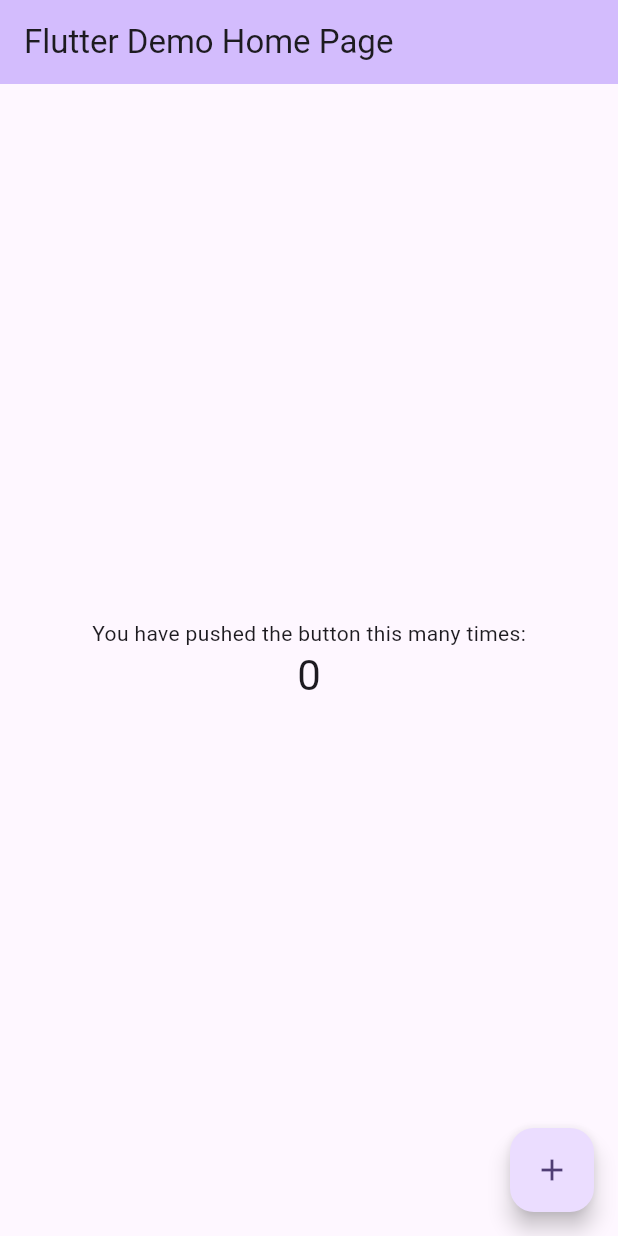
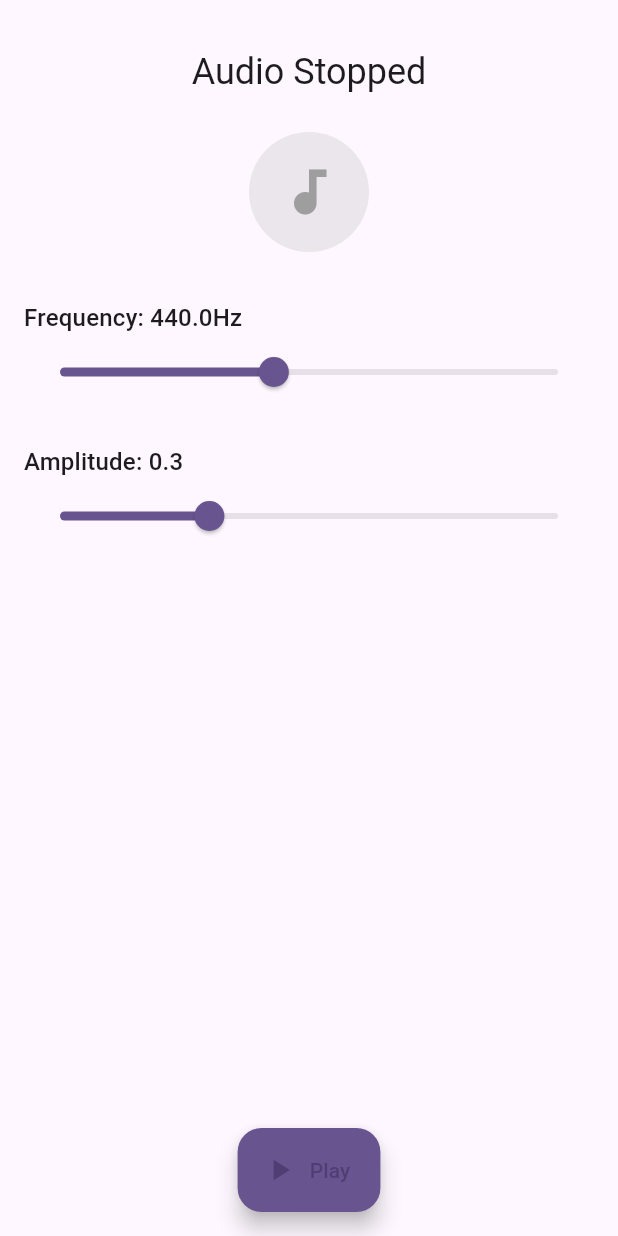
Before and after one commit to adarshchauhan095/audio_engine, a Flutter app: the screen it shows after launch, on a phone screen of 412 x 824 dp. Run offline on Flutter 3.47's test engine with Material 3 defaults, Android fonts, the phone set to English and light mode, and no system bars; missing offline and left inert: dart:ffi.

Commit message:
create frequency and amplitude slider

```diff
--- a/lib/main.dart
+++ b/lib/main.dart
@@ -1,4 +1,5 @@
 import 'package:flutter/material.dart';
+import 'ui/home_screen.dart';
 
 void main() {
   runApp(const MyApp());
@@ -7,116 +8,15 @@ void main() {
 class MyApp extends StatelessWidget {
   const MyApp({super.key});
 
-  // This widget is the root of your application.
   @override
   Widget build(BuildContext context) {
     return MaterialApp(
-      title: 'Flutter Demo',
+      title: 'Oboe + Flutter FFI',
       theme: ThemeData(
-        // This is the theme of your application.
-        //
-        // TRY THIS: Try running your application with "flutter run". You'll see
-        // the application has a purple toolbar. Then, without quitting the app,
-        // try changing the seedColor in the colorScheme below to Colors.green
-        // and then invoke "hot reload" (save your changes or press the "hot
-        // reload" button in a Flutter-supported IDE, or press "r" if you used
-        // the command line to start the app).
-        //
-        // Notice that the counter didn't reset back to zero; the application
-        // state is not lost during the reload. To reset the state, use hot
-        // restart instead.
-        //
-        // This works for code too, not just values: Most code changes can be
-        // tested with just a hot reload.
-        colorScheme: .fromSeed(seedColor: Colors.deepPurple),
+        colorScheme: ColorScheme.fromSeed(seedColor: Colors.deepPurple),
+        useMaterial3: true,
       ),
-      home: const MyHomePage(title: 'Flutter Demo Home Page'),
+      home: const HomeScreen(),
     );
   }
 }
-
-class MyHomePage extends StatefulWidget {
-  const MyHomePage({super.key, required this.title});
-
-  // This widget is the home page of your application. It is stateful, meaning
-  // that it has a State object (defined below) that contains fields that affect
-  // how it looks.
-
-  // This class is the configuration for the state. It holds the values (in this
-  // case the title) provided by the parent (in this case the App widget) and
-  // used by the build method of the State. Fields in a Widget subclass are
-  // always marked "final".
-
-  final String title;
-
-  @override
-  State<MyHomePage> createState() => _MyHomePageState();
-}
-
-class _MyHomePageState extends State<MyHomePage> {
-  int _counter = 0;
-
-  void _incrementCounter() {
-    setState(() {
-      // This call to setState tells the Flutter framework that something has
-      // changed in this State, which causes it to rerun the build method below
-      // so that the display can reflect the updated values. If we changed
-      // _counter without calling setState(), then the build method would not be
-      // called again, and so nothing would appear to happen.
-      _counter++;
-    });
-  }
-
-  @override
-  Widget build(BuildContext context) {
-    // This method is rerun every time setState is called, for instance as done
-    // by the _incrementCounter method above.
-    //
-    // The Flutter framework has been optimized to make rerunning build methods
-    // fast, so that you can just rebuild anything that needs updating rather
-    // than having to individually change instances of widgets.
-    return Scaffold(
-      appBar: AppBar(
-        // TRY THIS: Try changing the color here to a specific color (to
-        // Colors.amber, perhaps?) and trigger a hot reload to see the AppBar
-        // change color while the other colors stay the same.
-        backgroundColor: Theme.of(context).colorScheme.inversePrimary,
-        // Here we take the value from the MyHomePage object that was created by
-        // the App.build method, and use it to set our appbar title.
-        title: Text(widget.title),
-      ),
-      body: Center(
-        // Center is a layout widget. It takes a single child and positions it
-        // in the middle of the parent.
-        child: Column(
-          // Column is also a layout widget. It takes a list of children and
-          // arranges them vertically. By default, it sizes itself to fit its
-          // children horizontally, and tries to be as tall as its parent.
-          //
-          // Column has various properties to control how it sizes itself and
-          // how it positions its children. Here we use mainAxisAlignment to
-          // center the children vertically; the main axis here is the vertical
-          // axis because Columns are vertical (the cross axis would be
-          // horizontal).
-          //
-          // TRY THIS: Invoke "debug painting" (choose the "Toggle Debug Paint"
-          // action in the IDE, or press "p" in the console), to see the
-          // wireframe for each widget.
-          mainAxisAlignment: .center,
-          children: [
-            const Text('You have pushed the button this many times:'),
-            Text(
-              '$_counter',
-              style: Theme.of(context).textTheme.headlineMedium,
-            ),
-          ],
-        ),
-      ),
-      floatingActionButton: FloatingActionButton(
-        onPressed: _incrementCounter,
-        tooltip: 'Increment',
-        child: const Icon(Icons.add),
-      ),
-    );
-  }
-}
--- a/lib/ui/home_screen.dart
+++ b/lib/ui/home_screen.dart
@@ -0,0 +1,236 @@
+import 'dart:ffi';
+import 'dart:io';
+
+import 'package:flutter/material.dart';
+
+// import '../engine/audio_engine.dart';
+// import '../engine/bindings.dart';
+
+class HomeScreen extends StatefulWidget {
+  const HomeScreen({super.key});
+
+  @override
+  State<HomeScreen> createState() => _HomeScreenState();
+}
+
+class _HomeScreenState extends State<HomeScreen> {
+  //   AudioEngine? _engine;
+
+  final ValueNotifier<bool> _playing = ValueNotifier(false);
+  final ValueNotifier<double> _frequency = ValueNotifier(440.0);
+  final ValueNotifier<double> _amplitude = ValueNotifier(0.3);
+  String? _error;
+
+  @override
+  Widget build(BuildContext context) {
+    if (_error != null) {
+      return _buildErrorWidget(context, _error!);
+    }
+    return Scaffold(
+      body: SafeArea(
+        child: Padding(
+          padding: const EdgeInsets.all(16.0),
+          child: Column(
+            mainAxisAlignment: MainAxisAlignment.start,
+            children: [
+              _buildAudioStatusIndicator(),
+              const SizedBox(height: 24),
+              _buildAudioVisualizer(),
+              const SizedBox(height: 32),
+              _CustomSlider(
+                label: 'Frequency',
+                valueNotifier: _frequency,
+                min: 110,
+                max: 880,
+                divisions: 77,
+                suffix: 'Hz',
+                onChanged: (v) {
+                  //   _engine?.setFrequency(v);
+                },
+              ),
+              const SizedBox(height: 24),
+              _CustomSlider(
+                label: 'Amplitude',
+                valueNotifier: _amplitude,
+                min: 0,
+                max: 1,
+                suffix: '',
+                onChanged: (v) {
+                  //   _engine?.setAmplitude(v);
+                },
+              ),
+              const SizedBox(height: 32),
+            ],
+          ),
+        ),
+      ),
+      floatingActionButton: ValueListenableBuilder<bool>(
+        valueListenable: _playing,
+        builder: (context, isPlaying, child) {
+          return FloatingActionButton.extended(
+            // onPressed: _togglePlay,
+            onPressed: () {},
+            label: Text(isPlaying ? 'Stop' : 'Play'),
+            icon: Icon(isPlaying ? Icons.stop : Icons.play_arrow),
+            backgroundColor: isPlaying
+                ? Theme.of(context).colorScheme.error
+                : Theme.of(context).primaryColor,
+          );
+        },
+      ),
+      floatingActionButtonLocation: FloatingActionButtonLocation.centerFloat,
+    );
+  }
+
+  Widget _buildAudioStatusIndicator() {
+    return ValueListenableBuilder<bool>(
+      valueListenable: _playing,
+      builder: (context, isPlaying, child) {
+        return Column(
+          children: [
+            // Icon(
+            //   isPlaying ? Icons.graphic_eq : Icons.volume_off,
+            //   size: 80,
+            //   color: isPlaying ? Theme.of(context).primaryColor : Colors.grey,
+            // ),
+            const SizedBox(height: 16),
+            Text(
+              isPlaying ? 'Playing Audio' : 'Audio Stopped',
+              style: Theme.of(context).textTheme.headlineSmall,
+            ),
+          ],
+        );
+      },
+    );
+  }
+
+  Widget _buildAudioVisualizer() {
+    return ValueListenableBuilder<bool>(
+      valueListenable: _playing,
+      builder: (context, isPlaying, child) {
+        return AnimatedContainer(
+          duration: const Duration(milliseconds: 300),
+          width: isPlaying ? 100 : 80,
+          height: isPlaying ? 100 : 80,
+          decoration: BoxDecoration(
+            color: isPlaying
+                ? Theme.of(context).primaryColor.withAlpha((0.3 * 255).round())
+                : Colors.grey.withAlpha((0.2 * 255).round()),
+            shape: BoxShape.circle,
+            boxShadow: isPlaying
+                ? [
+                    BoxShadow(
+                      color: Theme.of(
+                        context,
+                      ).primaryColor.withAlpha((0.5 * 255).round()),
+                      blurRadius: 20,
+                      spreadRadius: 5,
+                    ),
+                  ]
+                : [],
+          ),
+          alignment: Alignment.center,
+          child: Icon(
+            Icons.audiotrack,
+            size: 40,
+            color: isPlaying ? Theme.of(context).primaryColor : Colors.grey,
+          ),
+        );
+      },
+    );
+  }
+
+  Widget _buildErrorWidget(BuildContext context, String message) {
+    return Scaffold(
+      body: Center(
+        child: Card(
+          margin: const EdgeInsets.all(24),
+          color: Theme.of(context).colorScheme.errorContainer,
+          child: Padding(
+            padding: const EdgeInsets.all(24),
+            child: Column(
+              mainAxisSize: MainAxisSize.min,
+              children: [
+                Icon(
+                  Icons.error_outline,
+                  color: Theme.of(context).colorScheme.onErrorContainer,
+                  size: 48,
+                ),
+                const SizedBox(height: 16),
+                Text(
+                  'Error:',
+                  style: Theme.of(context).textTheme.headlineSmall?.copyWith(
+                    color: Theme.of(context).colorScheme.onErrorContainer,
+                  ),
+                ),
+                const SizedBox(height: 8),
+                Text(
+                  message,
+                  textAlign: TextAlign.center,
+                  style: Theme.of(context).textTheme.bodyLarge?.copyWith(
+                    color: Theme.of(context).colorScheme.onErrorContainer,
+                  ),
+                ),
+              ],
+            ),
+          ),
+        ),
+      ),
+    );
+  }
+}
+
+class _CustomSlider extends StatelessWidget {
+  final String label;
+  final ValueNotifier<double> valueNotifier;
+  final double min;
+  final double max;
+  final int? divisions;
+  final String suffix;
+  final ValueChanged<double>? onChanged;
+
+  const _CustomSlider({
+    required this.label,
+    required this.valueNotifier,
+    required this.min,
+    required this.max,
+    this.divisions,
+    this.suffix = '',
+    this.onChanged,
+  });
+
+  @override
+  Widget build(BuildContext context) {
+    return ValueListenableBuilder<double>(
+      valueListenable: valueNotifier,
+      builder: (context, value, child) {
+        return Column(
+          crossAxisAlignment: CrossAxisAlignment.start,
+          children: [
+            Text(
+              '$label: ${value.toStringAsFixed(value is int ? 0 : 1)}$suffix',
+              style: Theme.of(context).textTheme.titleMedium,
+            ),
+            SliderTheme(
+              data: SliderTheme.of(context).copyWith(
+                valueIndicatorShape: const PaddleSliderValueIndicatorShape(),
+                showValueIndicator: ShowValueIndicator.onDrag,
+              ),
+              child: Slider(
+                value: value,
+                min: min,
+                max: max,
+                divisions: divisions,
+                label: value.toStringAsFixed(value is int ? 0 : 1),
+                onChanged: (newValue) {
+                  valueNotifier.value = newValue;
+                  onChanged?.call(newValue);
+                },
+              ),
+            ),
+          ],
+        );
+      },
+    );
+  }
+}
```
